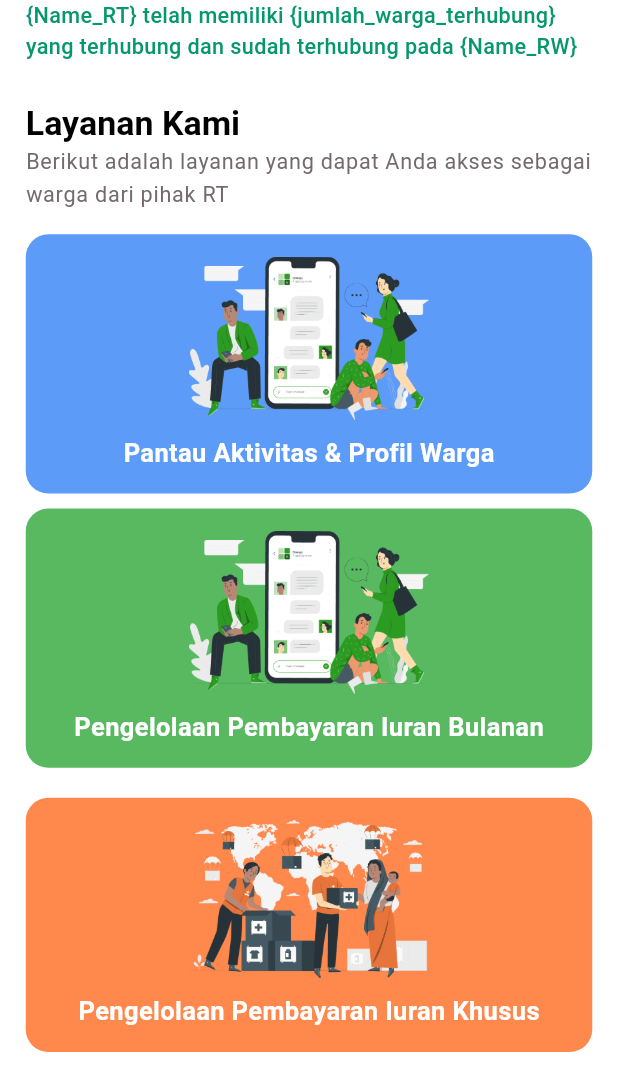
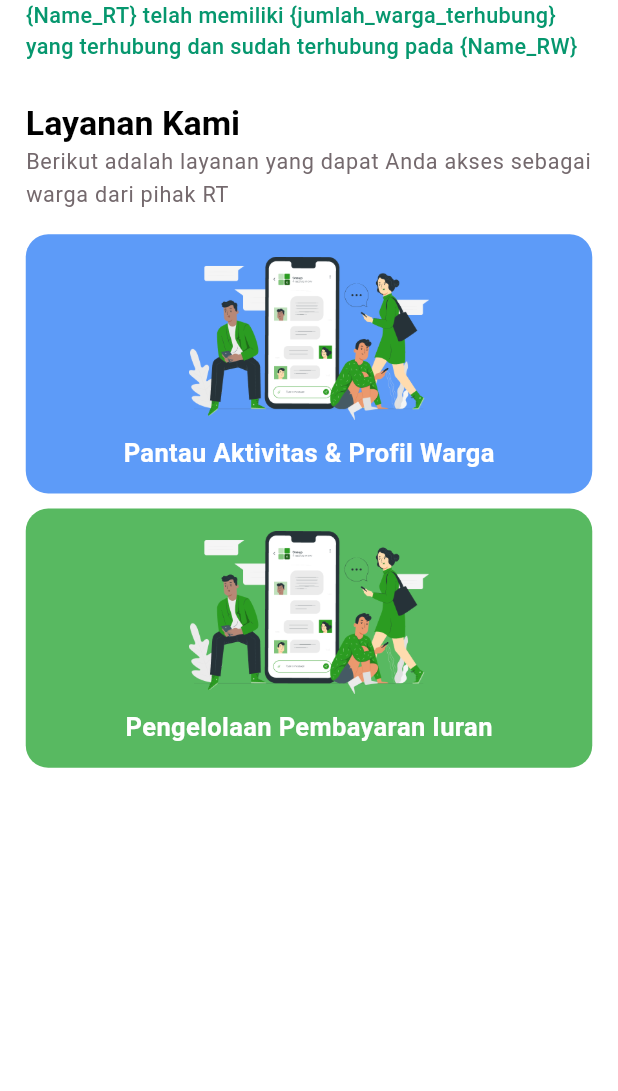
Before and after one commit to Guspascad420/wargaqu, a Flutter app: the RtHomeScreen widget shown alone on an empty page, opened directly, on a phone screen of 412 x 824 dp. Shown: the top 1091 px of the screen. Run offline on Flutter 3.47's test engine with Material 3 defaults, Android fonts, the phone set to English and light mode, and no system bars; our stand-ins replace cloud_firestore, dotted_border, firebase_auth, firebase_core, fl_chart, flutter_riverpod and 4 more; missing offline and left inert: segmented_progress_bar; accounts and stored records are empty; generated files the repository leaves out were written again.

Commit message:
Navigate to Bill Management Screen and delete unused feature

```diff
--- a/lib/pages/RT/home/rt_home_screen.dart
+++ b/lib/pages/RT/home/rt_home_screen.dart
@@ -2,8 +2,8 @@ import 'package:flutter/material.dart';
 import 'package:flutter_screenutil/flutter_screenutil.dart';
 import 'package:google_fonts/google_fonts.dart';
 import 'package:wargaqu/components/reusable_home_screen.dart';
+import 'package:wargaqu/pages/RT/bill_management/bill_management_screen.dart';
 import 'package:wargaqu/pages/RT/citizen_activity/citizen_activity_screen.dart';
-import 'package:wargaqu/theme/app_colors.dart';
 
 class RtHomeScreen extends StatefulWidget {
   const RtHomeScreen({super.key});
@@ -48,7 +48,9 @@ class _RtHomeScreenState extends State<RtHomeScreen> {
             ),
             GestureDetector(
                 onTap: () {
-
+                  Navigator.of(context).push(
+                      MaterialPageRoute(builder: (context) => const BillManagementScreen())
+                  );
                 },
                 child: Container(
                     padding: const EdgeInsets.symmetric(vertical: 15),
@@ -62,7 +64,7 @@ class _RtHomeScreenState extends State<RtHomeScreen> {
                       children: [
                         Image.asset('images/group_chat.png', width: 140.w,),
                         SizedBox(height: 10.h),
-                        Text('Pengelolaan Pembayaran Iuran Bulanan', style: GoogleFonts.roboto(
+                        Text('Pengelolaan Pembayaran Iuran', style: GoogleFonts.roboto(
                           fontSize: 17,
                           fontWeight: FontWeight.bold,
                           color: Colors.white,
@@ -70,33 +72,7 @@ class _RtHomeScreenState extends State<RtHomeScreen> {
                       ],
                     )
                 )
-            ),
-            GestureDetector(
-                onTap: () {
-
-                },
-                child: Container(
-                    padding: const EdgeInsets.symmetric(vertical: 15),
-                    margin: const EdgeInsets.symmetric(vertical: 10),
-                    width: double.infinity,
-                    decoration: BoxDecoration(
-                      color: AppColors.secondary100,
-                      borderRadius: BorderRadius.circular(15),
-                    ),
-                    child: Column(
-                      children: [
-                        Image.asset('images/world_humanitarian_day.png', width: 140.w,),
-                        SizedBox(height: 10.h),
-                        Text('Pengelolaan Pembayaran Iuran Khusus', style: GoogleFonts.roboto(
-                          fontSize: 17,
-                          fontWeight: FontWeight.bold,
-                          color: Colors.white,
-                        )),
-                      ],
-                    )
-                )
-            ),
-            const SizedBox(height: 10),
+            )
           ]
       )
     );
```
